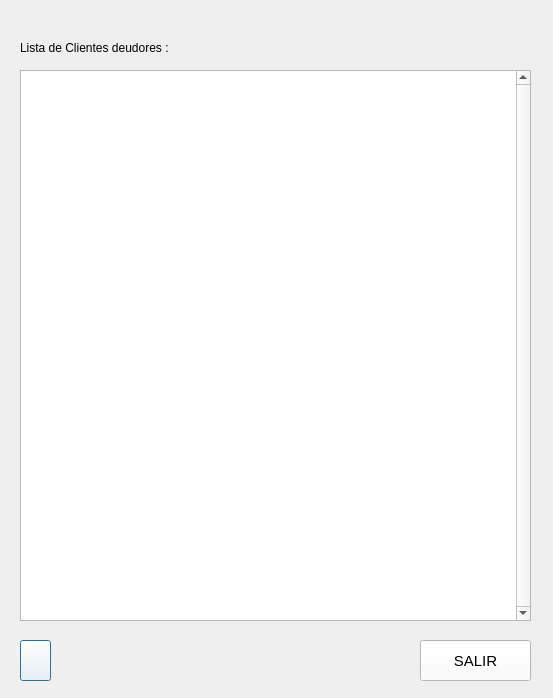
First picture: the form in Vista/windowList.ui, repository mjroson/PQt5-Stock-Venta-CuentaCorriente, before the edit.
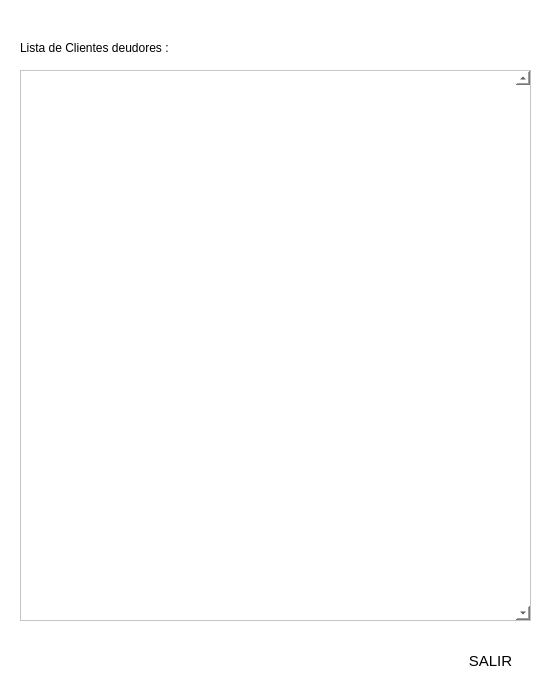
Second picture: the form after the edit. Icons and pictures are not drawn.

The edit to the form file:
```diff
--- a/Vista/windowList.ui
+++ b/Vista/windowList.ui
@@ -13,7 +13,14 @@
   <property name="windowTitle">
    <string>Dialog</string>
   </property>
-  <widget class="QTableView" name="tableView">
+  <property name="windowIcon">
+   <iconset>
+    <normaloff>../Img/list.png</normaloff>../Img/list.png</iconset>
+  </property>
+  <property name="styleSheet">
+   <string notr="true">background-color: rgb(255, 255, 255);</string>
+  </property>
+  <widget class="QTableView" name="tvList">
    <property name="geometry">
     <rect>
      <x>20</x>
@@ -34,7 +41,7 @@
     <rect>
      <x>20</x>
      <y>640</y>
-     <width>31</width>
+     <width>34</width>
      <height>41</height>
     </rect>
    </property>
@@ -48,7 +55,10 @@
     </font>
    </property>
    <property name="styleSheet">
-    <string notr="true">background-color: rgb(255, 255, 255);</string>
+    <string notr="true">background: qradialgradient(cx: 0.4, cy: -0.1,
+fx: 0.4, fy: -0.1,
+radius: 1.35, stop: 0 #fff, stop: 1 #ddd);
+border-radius: 11px;</string>
    </property>
    <property name="text">
     <string/>
@@ -59,8 +69,8 @@
    </property>
    <property name="iconSize">
     <size>
-     <width>29</width>
-     <height>29</height>
+     <width>40</width>
+     <height>40</height>
     </size>
    </property>
   </widget>
@@ -83,9 +93,9 @@
   <widget class="QPushButton" name="btnSalir">
    <property name="geometry">
     <rect>
-     <x>420</x>
+     <x>450</x>
      <y>640</y>
-     <width>111</width>
+     <width>81</width>
      <height>41</height>
     </rect>
    </property>
@@ -99,7 +109,10 @@
     </font>
    </property>
    <property name="styleSheet">
-    <string notr="true">background-color: rgb(255, 255, 255);</string>
+    <string notr="true">background: qradialgradient(cx: 0.3, cy: -0.4,
+fx: 0.3, fy: -0.4,
+radius: 1.35, stop: 0 #fff, stop: 1 #bbb);
+border-radius: 11px;</string>
    </property>
    <property name="text">
     <string>SALIR</string>
```
Left out of the diff: 8 changed lines with no effect on the pictures.
